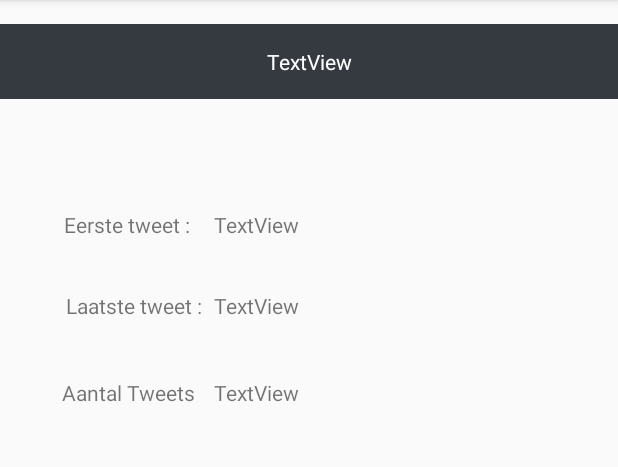
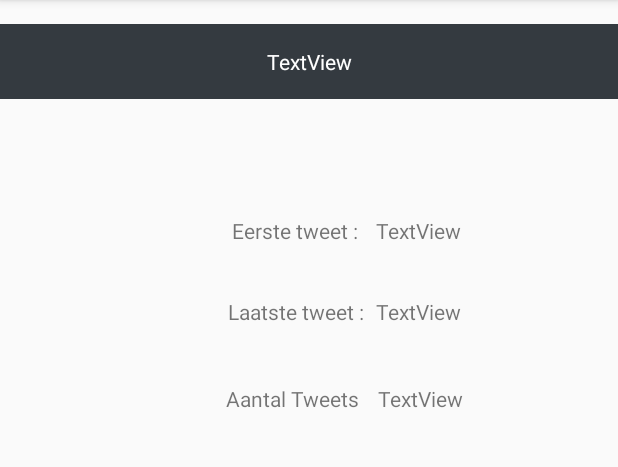
Before and after one commit to BiemansBart/integratieproject-android, an Android app: the layout graph_adapter_number.xml on its own in the app's theme, with its tools: preview values and no code run, on a phone screen of 412 x 824 dp, the part 84-551 px from its top. Run offline under Robolectric (Android 15) with nearby library versions, the phone set to English and light mode, and no system bars.

Commit message:
aanpassing layout

```diff
--- a/app/src/main/res/layout/graph_adapter_number.xml
+++ b/app/src/main/res/layout/graph_adapter_number.xml
@@ -23,18 +23,18 @@
 
     <TextView
         android:id="@+id/numberStart"
-        android:layout_width="250dp"
+        android:layout_width="128dp"
         android:layout_height="30dp"
-        android:layout_marginTop="140dp"
+        android:layout_marginTop="144dp"
         android:text="TextView"
-        app:layout_constraintHorizontal_bias="0.88"
+        app:layout_constraintHorizontal_bias="0.882"
         app:layout_constraintLeft_toLeftOf="parent"
         app:layout_constraintRight_toRightOf="parent"
         app:layout_constraintTop_toTopOf="parent" />
 
     <TextView
         android:id="@+id/numberEnd"
-        android:layout_width="250dp"
+        android:layout_width="127dp"
         android:layout_height="30dp"
         android:layout_marginTop="24dp"
         android:text="TextView"
@@ -45,7 +45,7 @@
 
     <TextView
         android:id="@+id/numberCount"
-        android:layout_width="250dp"
+        android:layout_width="125dp"
         android:layout_height="30dp"
         android:layout_marginTop="28dp"
         android:text="TextView"
@@ -58,9 +58,9 @@
         android:id="@+id/TextViewLabelBeginDatum"
         android:layout_width="wrap_content"
         android:layout_height="wrap_content"
-        android:layout_marginEnd="16dp"
+        android:layout_marginEnd="12dp"
         android:layout_marginLeft="16dp"
-        android:text="TextView"
+        android:text="@string/labelBeginDatumTweet"
         app:layout_constraintBaseline_toBaselineOf="@+id/numberStart"
         app:layout_constraintEnd_toStartOf="@+id/numberStart"
         app:layout_constraintLeft_toLeftOf="parent"
@@ -72,7 +72,7 @@
         android:layout_height="wrap_content"
         android:layout_marginEnd="8dp"
         android:layout_marginLeft="16dp"
-        android:text="TextView"
+        android:text="@string/aantalTweetsLabel"
         app:layout_constraintBaseline_toBaselineOf="@+id/numberEnd"
         app:layout_constraintEnd_toStartOf="@+id/numberEnd"
         app:layout_constraintLeft_toLeftOf="parent"
@@ -83,7 +83,7 @@
         android:layout_width="wrap_content"
         android:layout_height="wrap_content"
         android:layout_marginEnd="12dp"
-        android:text="TextView"
+        android:text="@string/DatumLaatsteTweet"
         app:layout_constraintBaseline_toBaselineOf="@+id/numberCount"
         app:layout_constraintEnd_toStartOf="@+id/numberCount"
         app:layout_constraintLeft_toLeftOf="parent"
```
